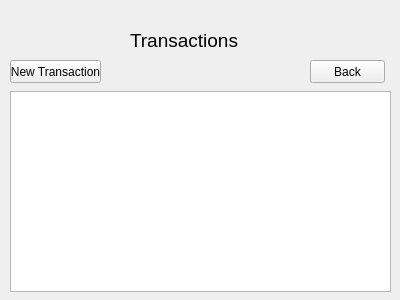
Old version of the form transactionlist.ui in the repository jonathansaetre/BankSystem.
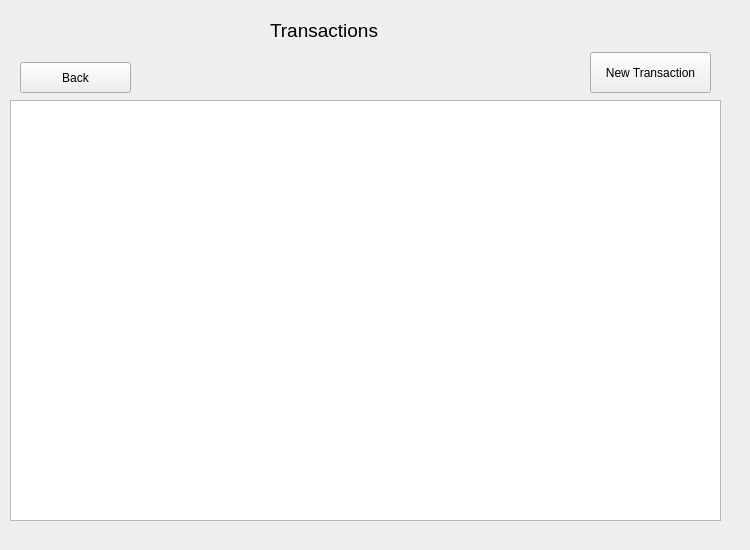
New version of the form.

```diff
--- a/transactionlist.ui
+++ b/transactionlist.ui
@@ -6,8 +6,8 @@
    <rect>
     <x>0</x>
     <y>0</y>
-    <width>400</width>
-    <height>300</height>
+    <width>750</width>
+    <height>550</height>
    </rect>
   </property>
   <property name="windowTitle">
@@ -16,9 +16,9 @@
   <widget class="QLabel" name="labelTransactions">
    <property name="geometry">
     <rect>
-     <x>130</x>
-     <y>20</y>
-     <width>111</width>
+     <x>270</x>
+     <y>10</y>
+     <width>231</width>
      <height>41</height>
     </rect>
    </property>
@@ -38,19 +38,19 @@
    <property name="geometry">
     <rect>
      <x>10</x>
-     <y>91</y>
-     <width>381</width>
-     <height>201</height>
+     <y>100</y>
+     <width>711</width>
+     <height>421</height>
     </rect>
    </property>
   </widget>
   <widget class="QPushButton" name="buttonNewTransaction">
    <property name="geometry">
     <rect>
-     <x>10</x>
-     <y>60</y>
-     <width>91</width>
-     <height>23</height>
+     <x>590</x>
+     <y>52</y>
+     <width>121</width>
+     <height>41</height>
     </rect>
    </property>
    <property name="text">
@@ -60,10 +60,10 @@
   <widget class="QPushButton" name="buttonBack">
    <property name="geometry">
     <rect>
-     <x>310</x>
-     <y>60</y>
-     <width>75</width>
-     <height>23</height>
+     <x>20</x>
+     <y>62</y>
+     <width>111</width>
+     <height>31</height>
     </rect>
    </property>
    <property name="text">
```
